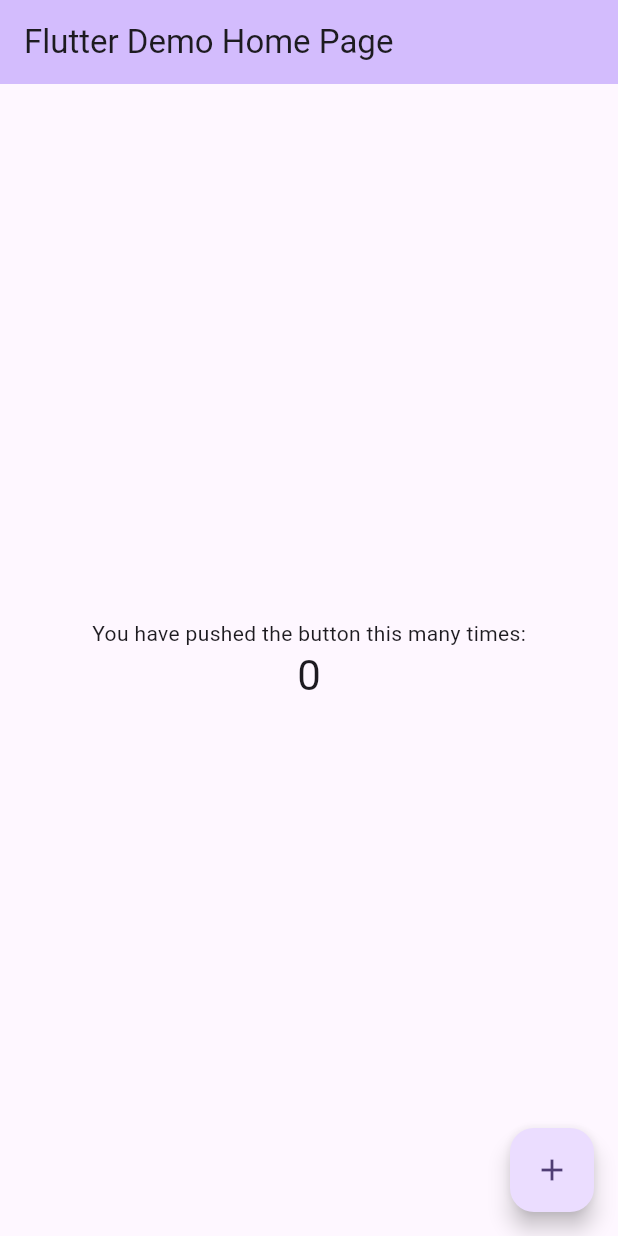
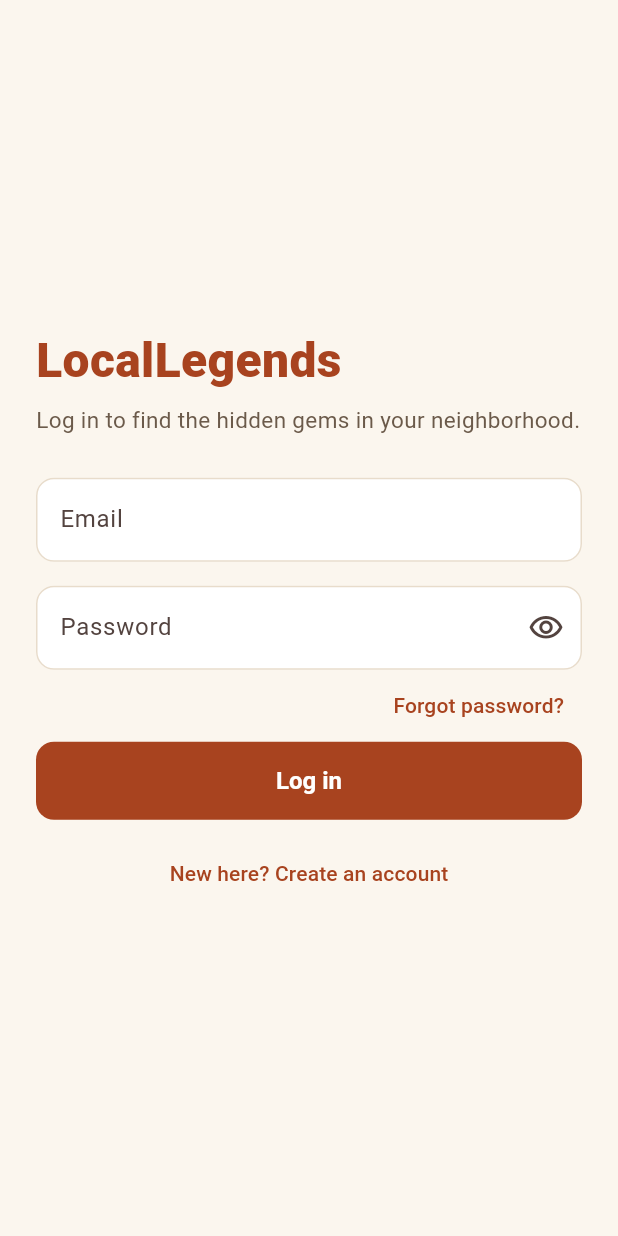
Before and after one commit to SayatPauleen/LocalLegends, a Flutter app: the screen it shows after launch, on a phone screen of 412 x 824 dp. Run offline on Flutter 3.47's test engine with Material 3 defaults, Android fonts, the phone set to English and light mode, and no system bars; our stand-ins replace firebase_auth, firebase_core; accounts and stored records are empty.

Commit message:
feat: add login and sign-up with Firebase Auth

```diff
--- a/lib/main.dart
+++ b/lib/main.dart
@@ -1,122 +1,34 @@
+import 'package:firebase_core/firebase_core.dart';
 import 'package:flutter/material.dart';
+import 'package:provider/provider.dart';
 
-void main() {
-  runApp(const MyApp());
+import 'firebase_options.dart'; // generated by `flutterfire configure`
+import 'providers/auth_provider.dart';
+import 'screens/auth_gate.dart';
+import 'services/auth_service.dart';
+import 'theme/app_theme.dart';
+
+Future<void> main() async {
+  WidgetsFlutterBinding.ensureInitialized();
+  await Firebase.initializeApp(options: DefaultFirebaseOptions.currentPlatform);
+  runApp(
+    ChangeNotifierProvider(
+      create: (_) => AuthProvider(AuthService()),
+      child: const LocalLegendsApp(),
+    ),
+  );
 }
 
-class MyApp extends StatelessWidget {
-  const MyApp({super.key});
+class LocalLegendsApp extends StatelessWidget {
+  const LocalLegendsApp({super.key});
 
-  // This widget is the root of your application.
   @override
   Widget build(BuildContext context) {
     return MaterialApp(
-      title: 'Flutter Demo',
-      theme: ThemeData(
-        // This is the theme of your application.
-        //
-        // TRY THIS: Try running your application with "flutter run". You'll see
-        // the application has a purple toolbar. Then, without quitting the app,
-        // try changing the seedColor in the colorScheme below to Colors.green
-        // and then invoke "hot reload" (save your changes or press the "hot
-        // reload" button in a Flutter-supported IDE, or press "r" if you used
-        // the command line to start the app).
-        //
-        // Notice that the counter didn't reset back to zero; the application
-        // state is not lost during the reload. To reset the state, use hot
-        // restart instead.
-        //
-        // This works for code too, not just values: Most code changes can be
-        // tested with just a hot reload.
-        colorScheme: ColorScheme.fromSeed(seedColor: Colors.deepPurple),
-      ),
-      home: const MyHomePage(title: 'Flutter Demo Home Page'),
+      title: 'LocalLegends',
+      debugShowCheckedModeBanner: false,
+      theme: buildAppTheme(),
+      home: const AuthGate(),
     );
   }
 }
-
-class MyHomePage extends StatefulWidget {
-  const MyHomePage({super.key, required this.title});
-
-  // This widget is the home page of your application. It is stateful, meaning
-  // that it has a State object (defined below) that contains fields that affect
-  // how it looks.
-
-  // This class is the configuration for the state. It holds the values (in this
-  // case the title) provided by the parent (in this case the App widget) and
-  // used by the build method of the State. Fields in a Widget subclass are
-  // always marked "final".
-
-  final String title;
-
-  @override
-  State<MyHomePage> createState() => _MyHomePageState();
-}
-
-class _MyHomePageState extends State<MyHomePage> {
-  int _counter = 0;
-
-  void _incrementCounter() {
-    setState(() {
-      // This call to setState tells the Flutter framework that something has
-      // changed in this State, which causes it to rerun the build method below
-      // so that the display can reflect the updated values. If we changed
-      // _counter without calling setState(), then the build method would not be
-      // called again, and so nothing would appear to happen.
-      _counter++;
-    });
-  }
-
-  @override
-  Widget build(BuildContext context) {
-    // This method is rerun every time setState is called, for instance as done
-    // by the _incrementCounter method above.
-    //
-    // The Flutter framework has been optimized to make rerunning build methods
-    // fast, so that you can just rebuild anything that needs updating rather
-    // than having to individually change instances of widgets.
-    return Scaffold(
-      appBar: AppBar(
-        // TRY THIS: Try changing the color here to a specific color (to
-        // Colors.amber, perhaps?) and trigger a hot reload to see the AppBar
-        // change color while the other colors stay the same.
-        backgroundColor: Theme.of(context).colorScheme.inversePrimary,
-        // Here we take the value from the MyHomePage object that was created by
-        // the App.build method, and use it to set our appbar title.
-        title: Text(widget.title),
-      ),
-      body: Center(
-        // Center is a layout widget. It takes a single child and positions it
-        // in the middle of the parent.
-        child: Column(
-          // Column is also a layout widget. It takes a list of children and
-          // arranges them vertically. By default, it sizes itself to fit its
-          // children horizontally, and tries to be as tall as its parent.
-          //
-          // Column has various properties to control how it sizes itself and
-          // how it positions its children. Here we use mainAxisAlignment to
-          // center the children vertically; the main axis here is the vertical
-          // axis because Columns are vertical (the cross axis would be
-          // horizontal).
-          //
-          // TRY THIS: Invoke "debug painting" (choose the "Toggle Debug Paint"
-          // action in the IDE, or press "p" in the console), to see the
-          // wireframe for each widget.
-          mainAxisAlignment: MainAxisAlignment.center,
-          children: <Widget>[
-            const Text('You have pushed the button this many times:'),
-            Text(
-              '$_counter',
-              style: Theme.of(context).textTheme.headlineMedium,
-            ),
-          ],
-        ),
-      ),
-      floatingActionButton: FloatingActionButton(
-        onPressed: _incrementCounter,
-        tooltip: 'Increment',
-        child: const Icon(Icons.add),
-      ), // This trailing comma makes auto-formatting nicer for build methods.
-    );
-  }
-}
--- /dev/null
+++ b/lib/providers/auth_provider.dart
@@ -0,0 +1,109 @@
+import 'dart:async';
+
+import 'package:firebase_auth/firebase_auth.dart';
+import 'package:flutter/foundation.dart';
+
+import '../services/auth_service.dart';
+
+enum AuthStatus { unknown, authenticated, unauthenticated }
+
+/// App-wide auth state (Provider, architectural reuse).
+class AuthProvider extends ChangeNotifier {
+  AuthProvider(this._service) {
+    _subscription = _service.authStateChanges.listen((user) {
+      _user = user;
+      _status =
+          user == null ? AuthStatus.unauthenticated : AuthStatus.authenticated;
+      notifyListeners();
+    });
+  }
+
+  final AuthService _service;
+  StreamSubscription<User?>? _subscription;
+
+  AuthStatus _status = AuthStatus.unknown;
+  User? _user;
+  bool _isLoading = false;
+  String? _errorMessage;
+
+  AuthStatus get status => _status;
+  User? get user => _user;
+  bool get isLoading => _isLoading;
+  String? get errorMessage => _errorMessage;
+
+  void clearError() {
+    if (_errorMessage != null) {
+      _errorMessage = null;
+      notifyListeners();
+    }
+  }
+
+  Future<bool> signIn(String email, String password) {
+    return _run(() => _service.signIn(email: email, password: password));
+  }
+
+  Future<bool> signUp(String name, String email, String password) {
+    return _run(
+      () => _service.signUp(name: name, email: email, password: password),
+    );
+  }
+
+  Future<bool> sendPasswordReset(String email) {
+    return _run(() => _service.sendPasswordReset(email));
+  }
+
+  Future<void> signOut() => _service.signOut();
+
+  Future<bool> _run(Future<void> Function() action) async {
+    _isLoading = true;
+    _errorMessage = null;
+    notifyListeners();
+    try {
+      await action();
+      return true;
+    } on FirebaseAuthException catch (e) {
+      debugPrint('Auth error: ${e.code} ${e.message}');
+      _errorMessage = messageForCode(e.code);
+      return false;
+    } catch (e) {
+      debugPrint('Unexpected auth error: $e');
+      _errorMessage = 'Something went wrong. Please try again.';
+      return false;
+    } finally {
+      _isLoading = false;
+      notifyListeners();
+    }
+  }
+
+  @visibleForTesting
+  static String messageForCode(String code) {
+    switch (code) {
+      case 'invalid-email':
+        return 'That email address is not valid.';
+      case 'user-disabled':
+        return 'This account has been disabled.';
+      case 'user-not-found':
+      case 'wrong-password':
+      case 'invalid-credential':
+        return 'Incorrect email or password.';
+      case 'email-already-in-use':
+        return 'An account with this email already exists. Try logging in.';
+      case 'weak-password':
+        return 'Choose a stronger password.';
+      case 'operation-not-allowed':
+        return 'Email sign-in is not turned on for this project yet.';
+      case 'too-many-requests':
+        return 'Too many attempts. Wait a moment and try again.';
+      case 'network-request-failed':
+        return 'No internet connection. Check your network and try again.';
+      default:
+        return 'Something went wrong. Please try again.';
+    }
+  }
+
+  @override
+  void dispose() {
+    _subscription?.cancel();
+    super.dispose();
+  }
+}
--- /dev/null
+++ b/lib/screens/auth_gate.dart
@@ -0,0 +1,25 @@
+import 'package:flutter/material.dart';
+import 'package:provider/provider.dart';
+
+import '../providers/auth_provider.dart';
+import 'home_placeholder.dart';
+import 'login_screen.dart';
+
+/// Shows the right screen for the current session, so no screen has to
+/// check auth on its own.
+class AuthGate extends StatelessWidget {
+  const AuthGate({super.key});
+
+  @override
+  Widget build(BuildContext context) {
+    final status = context.watch<AuthProvider>().status;
+    switch (status) {
+      case AuthStatus.unknown:
+        return const Scaffold(body: Center(child: CircularProgressIndicator()));
+      case AuthStatus.authenticated:
+        return const HomePlaceholder();
+      case AuthStatus.unauthenticated:
+        return const LoginScreen();
+    }
+  }
+}
--- /dev/null
+++ b/lib/screens/login_screen.dart
@@ -0,0 +1,163 @@
+import 'package:flutter/material.dart';
+import 'package:provider/provider.dart';
+
+import '../providers/auth_provider.dart';
+import '../theme/app_theme.dart';
+import '../utils/validators.dart';
+import 'signup_screen.dart';
+
+class LoginScreen extends StatefulWidget {
+  const LoginScreen({super.key});
+
+  @override
+  State<LoginScreen> createState() => _LoginScreenState();
+}
+
+class _LoginScreenState extends State<LoginScreen> {
+  final _formKey = GlobalKey<FormState>();
+  final _email = TextEditingController();
+  final _password = TextEditingController();
+  bool _hidePassword = true;
+
+  @override
+  void dispose() {
+    _email.dispose();
+    _password.dispose();
+    super.dispose();
+  }
+
+  Future<void> _submit() async {
+    if (!_formKey.currentState!.validate()) return;
+    // On success, AuthGate switches screens by itself.
+    await context.read<AuthProvider>().signIn(_email.text, _password.text);
+  }
+
+  Future<void> _forgotPassword() async {
+    final messenger = ScaffoldMessenger.of(context);
+    if (Validators.email(_email.text) != null) {
+      messenger.showSnackBar(const SnackBar(
+        content: Text('Enter your email first, then tap Forgot password.'),
+      ));
+      return;
+    }
+    final auth = context.read<AuthProvider>();
+    final ok = await auth.sendPasswordReset(_email.text);
+    messenger.showSnackBar(SnackBar(
+      content: Text(ok
+          ? 'Reset link sent. Check your inbox.'
+          : auth.errorMessage ?? 'Could not send reset link.'),
+    ));
+  }
+
+  @override
+  Widget build(BuildContext context) {
+    final auth = context.watch<AuthProvider>();
+    return Scaffold(
+      body: SafeArea(
+        child: Center(
+          child: SingleChildScrollView(
+            padding: const EdgeInsets.all(24),
+            child: ConstrainedBox(
+              constraints: const BoxConstraints(maxWidth: 420),
+              child: Form(
+                key: _formKey,
+                child: Column(
+                  crossAxisAlignment: CrossAxisAlignment.stretch,
+                  children: [
+                    const Text(
+                      'LocalLegends',
+                      style: TextStyle(
+                        fontSize: 32,
+                        fontWeight: FontWeight.w800,
+                        color: AppColors.terracotta,
+                      ),
+                    ),
+                    const SizedBox(height: 6),
+                    const Text(
+                      'Log in to find the hidden gems in your neighborhood.',
+                      style: TextStyle(color: AppColors.muted, fontSize: 15),
+                    ),
+                    const SizedBox(height: 28),
+                    TextFormField(
+                      controller: _email,
+                      keyboardType: TextInputType.emailAddress,
+                      autofillHints: const [AutofillHints.email],
+                      textInputAction: TextInputAction.next,
+                      decoration: const InputDecoration(labelText: 'Email'),
+                      validator: Validators.email,
+                      onChanged: (_) => auth.clearError(),
+                    ),
+                    const SizedBox(height: 16),
+                    TextFormField(
+                      controller: _password,
+                      obscureText: _hidePassword,
+                      autofillHints: const [AutofillHints.password],
+                      textInputAction: TextInputAction.done,
+                      onFieldSubmitted: (_) => _submit(),
+                      decoration: InputDecoration(
+                        labelText: 'Password',
+                        suffixIcon: IconButton(
+                          tooltip:
+                              _hidePassword ? 'Show password' : 'Hide password',
+                          icon: Icon(_hidePassword
+                              ? Icons.visibility_outlined
+                              : Icons.visibility_off_outlined),
+                          onPressed: () =>
+                              setState(() => _hidePassword = !_hidePassword),
+                        ),
+                      ),
+                      validator: (v) => (v == null || v.isEmpty)
+                          ? 'Enter your password.'
+                          : null,
+                      onChanged: (_) => auth.clearError(),
+                    ),
+                    Align(
+                      alignment: Alignment.centerRight,
+                      child: TextButton(
+                        onPressed: auth.isLoading ? null : _forgotPassword,
+                        child: const Text('Forgot password?'),
+                      ),
+                    ),
+                    if (auth.errorMessage != null) ...[
+                      Text(
+                        auth.errorMessage!,
+                        style: TextStyle(
+                            color: Theme.of(context).colorScheme.error),
+                      ),
+                      const SizedBox(height: 12),
+                    ],
+                    FilledButton(
+                      onPressed: auth.isLoading ? null : _submit,
+                      child: auth.isLoading
+                          ? const SizedBox(
+                              height: 22,
+                              width: 22,
+                              child: CircularProgressIndicator(
+                                strokeWidth: 2.5,
+                                color: Colors.white,
+                              ),
+                            )
+                          : const Text('Log in'),
+                    ),
+                    const SizedBox(height: 12),
+                    TextButton(
+                      onPressed: auth.isLoading
+                          ? null
+                          : () {
+                              auth.clearError();
+                              Navigator.of(context).push(MaterialPageRoute(
+                                builder: (_) => const SignupScreen(),
+                              ));
+                            },
+                      child: const Text('New here? Create an account'),
+                    ),
+                  ],
+                ),
+              ),
+            ),
+          ),
+        ),
+      ),
+    );
+  }
+}
--- /dev/null
+++ b/lib/services/auth_service.dart
@@ -0,0 +1,37 @@
+import 'package:firebase_auth/firebase_auth.dart';
+
+/// Thin wrapper around Firebase Authentication (black-box reuse).
+/// Input: email/password. Output: a signed-in [User] with UID and token.
+class AuthService {
+  AuthService({FirebaseAuth? auth}) : _auth = auth ?? FirebaseAuth.instance;
+
+  final FirebaseAuth _auth;
+
+  Stream<User?> get authStateChanges => _auth.authStateChanges();
+  User? get currentUser => _auth.currentUser;
+
+  Future<void> signUp({
+    required String name,
+    required String email,
+    required String password,
+  }) async {
+    final credential = await _auth.createUserWithEmailAndPassword(
+      email: email.trim(),
+      password: password,
+    );
+    await credential.user?.updateDisplayName(name.trim());
+  }
+
+  Future<void> signIn({required String email, required String password}) {
+    return _auth.signInWithEmailAndPassword(
+      email: email.trim(),
+      password: password,
+    );
+  }
+
+  Future<void> sendPasswordReset(String email) {
+    return _auth.sendPasswordResetEmail(email: email.trim());
+  }
+
+  Future<void> signOut() => _auth.signOut();
+}
--- /dev/null
+++ b/lib/theme/app_theme.dart
@@ -0,0 +1,45 @@
+import 'package:flutter/material.dart';
+
+class AppColors {
+  static const cream = Color(0xFFFBF6EE);
+  static const ink = Color(0xFF2B2118);
+  static const terracotta = Color(0xFFA8431F);
+  static const teal = Color(0xFF1F6F6B);
+  static const border = Color(0xFFE8DCCB);
+  static const muted = Color(0xFF6B5A4A);
+}
+
+ThemeData buildAppTheme() {
+  final scheme = ColorScheme.fromSeed(
+    seedColor: AppColors.terracotta,
+    primary: AppColors.terracotta,
+    secondary: AppColors.teal,
+    surface: Colors.white,
+  );
+  final outline = OutlineInputBorder(
+    borderRadius: BorderRadius.circular(12),
+    borderSide: const BorderSide(color: AppColors.border),
+  );
+  return ThemeData(
+    useMaterial3: true,
+    colorScheme: scheme,
+    scaffoldBackgroundColor: AppColors.cream,
+    inputDecorationTheme: InputDecorationTheme(
+      filled: true,
+      fillColor: Colors.white,
+      border: outline,
+      enabledBorder: outline,
+      focusedBorder: outline.copyWith(
+        borderSide: const BorderSide(color: AppColors.terracotta, width: 2),
+      ),
+    ),
+    filledButtonTheme: FilledButtonThemeData(
+      style: FilledButton.styleFrom(
+        minimumSize: const Size.fromHeight(52),
+        backgroundColor: AppColors.terracotta,
+        shape: RoundedRectangleBorder(borderRadius: BorderRadius.circular(12)),
+        textStyle: const TextStyle(fontSize: 16, fontWeight: FontWeight.w600),
+      ),
+    ),
+  );
+}
--- /dev/null
+++ b/lib/utils/validators.dart
@@ -0,0 +1,35 @@
+/// Pure functions so they can be unit tested without Firebase.
+/// Each returns null when valid, or an error message when invalid.
+class Validators {
+  static final _emailPattern = RegExp(r'^[^@\s]+@[^@\s]+\.[^@\s]+$');
+
+  static String? name(String? value) {
+    if (value == null || value.trim().isEmpty) return 'Enter your name.';
+    if (value.trim().length < 2) return 'Name must be at least 2 characters.';
+    return null;
+  }
+
+  static String? email(String? value) {
+    if (value == null || value.trim().isEmpty) return 'Enter your email.';
+    if (!_emailPattern.hasMatch(value.trim())) {
+      return 'Enter a valid email address.';
+    }
+    return null;
+  }
+
+  static String? password(String? value) {
+    if (value == null || value.isEmpty) return 'Enter a password.';
+    if (value.length < 8) return 'Use at least 8 characters.';
+    if (!RegExp(r'[A-Za-z]').hasMatch(value) ||
+        !RegExp(r'[0-9]').hasMatch(value)) {
+      return 'Include at least one letter and one number.';
+    }
+    return null;
+  }
+
+  static String? confirmPassword(String? value, String original) {
+    if (value == null || value.isEmpty) return 'Confirm your password.';
+    if (value != original) return 'Passwords do not match.';
+    return null;
+  }
+}
--- a/pubspec.yaml
+++ b/pubspec.yaml
@@ -34,6 +34,9 @@ dependencies:
   # The following adds the Cupertino Icons font to your application.
   # Use with the CupertinoIcons class for iOS style icons.
   cupertino_icons: ^1.0.8
+  firebase_core: ^5.1.0
+  firebase_auth: ^7.0.1
+  provider: ^6.1.5+1
 
 dev_dependencies:
   flutter_test:
```
Also changed, not shown: lib/screens/home_placeholder.dart (added, +37 -0 lines), lib/screens/signup_screen.dart (added, +138 -0 lines), firebase.json (added), lib/firebase_options.dart (added), pubspec.lock, 8 other files.
